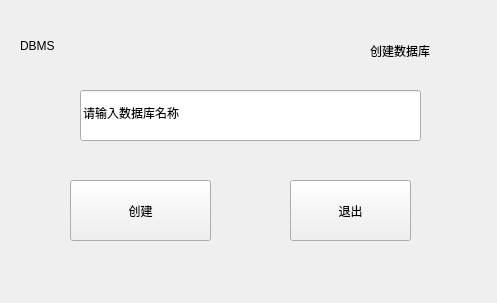
Before: the Qt Designer form createdatabase.ui in jy-080610/DBMS, drawn with Qt 5.
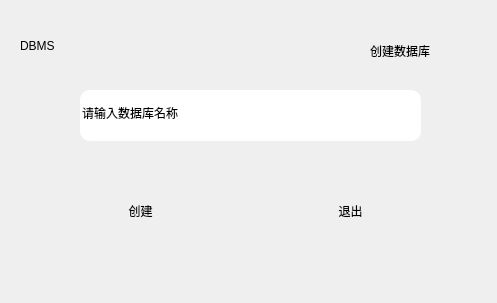
After: the same form once the commit is applied. Icons and pictures are not drawn.

What changed in the file:
```diff
--- a/createdatabase.ui
+++ b/createdatabase.ui
@@ -19,12 +19,15 @@
   <widget class="QLabel" name="label">
    <property name="geometry">
     <rect>
-     <x>10</x>
-     <y>10</y>
-     <width>481</width>
-     <height>271</height>
+     <x>0</x>
+     <y>0</y>
+     <width>501</width>
+     <height>311</height>
     </rect>
    </property>
+   <property name="styleSheet">
+    <string notr="true">background-image: url(:/picture/p3.jpg);</string>
+   </property>
    <property name="text">
     <string/>
    </property>
@@ -51,6 +54,16 @@
      <height>51</height>
     </rect>
    </property>
+   <property name="styleSheet">
+    <string notr="true">QLineEdit {
+  
+ background-image: url(:/picture/b5.jpg);
+ border-color: rgb(93, 171, 255);
+    border-radius: 10px;
+    border-style: outset;
+  
+    }</string>
+   </property>
    <property name="text">
     <string>请输入数据库名称</string>
    </property>
@@ -64,6 +77,16 @@
      <height>61</height>
     </rect>
    </property>
+   <property name="styleSheet">
+    <string notr="true">QPushButton {
+  
+ border-color: rgb(93, 171, 255);
+    border-radius: 20px;
+    border-style: outset;
+ 
+ background-image: url(:/picture/b3.jpg);
+    }</string>
+   </property>
    <property name="text">
     <string>创建</string>
    </property>
@@ -77,6 +100,16 @@
      <height>61</height>
     </rect>
    </property>
+   <property name="styleSheet">
+    <string notr="true">QPushButton {
+  
+ border-color: rgb(93, 171, 255);
+    border-radius: 20px;
+    border-style: outset;
+ 
+ background-image: url(:/picture/b3.jpg);
+    }</string>
+   </property>
    <property name="text">
     <string>退出</string>
    </property>
```
Left out of the diff: 4 changed lines with no effect on the pictures.
